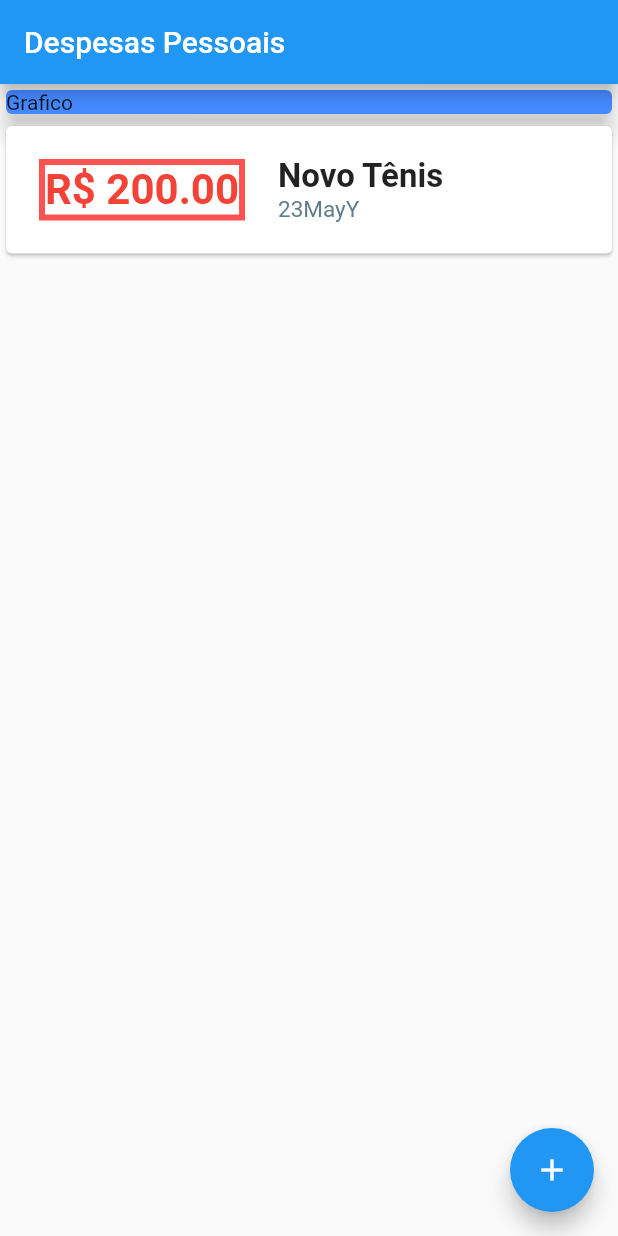
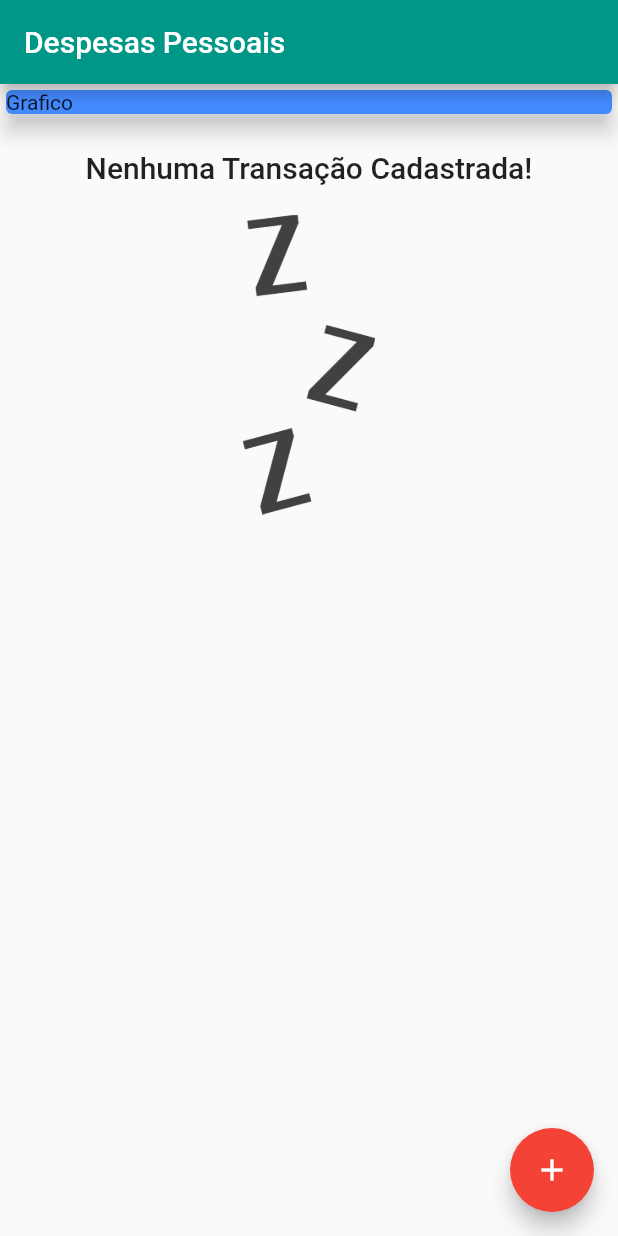
Before and after one commit to EndersonSS/App_Despesas-, a Flutter app: the screen it shows after launch, on a phone screen of 412 x 824 dp. Run offline on Flutter 3.47's test engine with Material 2 defaults, Android fonts, the phone set to English and light mode, and no system bars.

Commit message:
atualizando projeto

```diff
--- a/lib/components/transaction_list.dart
+++ b/lib/components/transaction_list.dart
@@ -12,7 +12,22 @@ class TransactionList extends StatelessWidget {
   Widget build(BuildContext context) {
     return Container(
       height: 300,
-      child: ListView.builder(
+      child: transactions.isEmpty ? Column(
+        children: <Widget>[
+           SizedBox(height: 20),
+          Text(
+            'Nenhuma Transação Cadastrada!',
+            style: Theme.of(context).textTheme.headline6,
+          ),
+          SizedBox(height: 20),
+          Container(
+            height: 200,
+            child: Image.asset('lib/assets/waiting.png',
+            fit: BoxFit.cover,
+            ),
+          ),
+        ],
+      ): ListView.builder(
         itemCount: transactions.length,
         itemBuilder: (ctx, index){
           final tr = transactions[index];
@@ -48,9 +63,10 @@ class TransactionList extends StatelessWidget {
                           fontWeight: FontWeight.bold,
                         ),),
                         Text(
-                          DateFormat('dMMMY').format(tr.date),
+                          DateFormat('d MMM y').format(tr.date),
+
                             style: TextStyle(
-                              fontSize:15,
+                              fontSize:20,
                             color: Colors.blueGrey,
                           ),
                         ),
--- a/lib/main.dart
+++ b/lib/main.dart
@@ -12,7 +12,12 @@ class ExpensesApp extends StatelessWidget {
   @override
   Widget build(BuildContext context) {
     return MaterialApp(
-      home: MyHomePage());
+      home: MyHomePage(),
+      theme: ThemeData(
+        primarySwatch: Colors.teal,
+        accentColor: Colors.red,
+      ),
+      );
   }
 }
 
@@ -26,14 +31,14 @@ class MyHomePage extends StatefulWidget {
 class _MyHomePageState extends State<MyHomePage> {
 
 
-  final _transactions = [
-    Transaction(
-      id: 't1',
-      title: 'Novo Tênis',
-      value: 200.00,
-      date: DateTime.now()
-      ),
+  final List<Transaction> _transactions = [
   ];
+
+  List<Transaction> get _recentTransactions {
+    return _transactions.where((tr) {
+      return false;
+    }).toList();
+  }
 
   _addTransaction(String title, double value){
     final newTransaction = Transaction(
@@ -46,6 +51,9 @@ class _MyHomePageState extends State<MyHomePage> {
     setState(() {
       _transactions.add(newTransaction);
     });
+
+    Navigator.of(context).pop();
+
   }
 
    _openTransactionFormModal(BuildContext context){
--- a/pubspec.yaml
+++ b/pubspec.yaml
@@ -46,8 +46,8 @@ flutter:
   uses-material-design: true
 
   # To add assets to your application, add an assets section, like this:
-  # assets:
-  #   - images/a_dot_burr.jpeg
+  assets:
+   - lib/assets/waiting.png
   #   - images/a_dot_ham.jpeg
 
   # An image asset can refer to one or more resolution-specific "variants", see
```
Also changed, not shown: lib/assets/waiting.png (added), lib/components/transaction_form.dart (line endings or trailing spaces), 15 other files.
